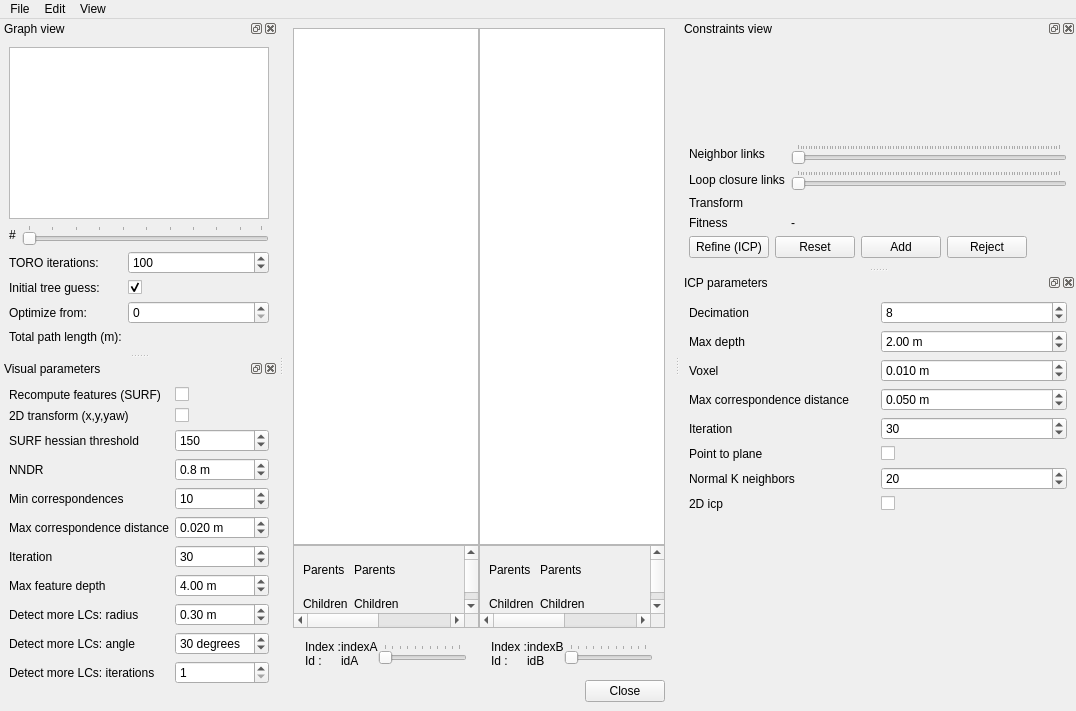
This is guilib/src/ui/DatabaseViewer.ui in introlab/rtabmap as Qt 5 draws it before an edit. The edited form follows.
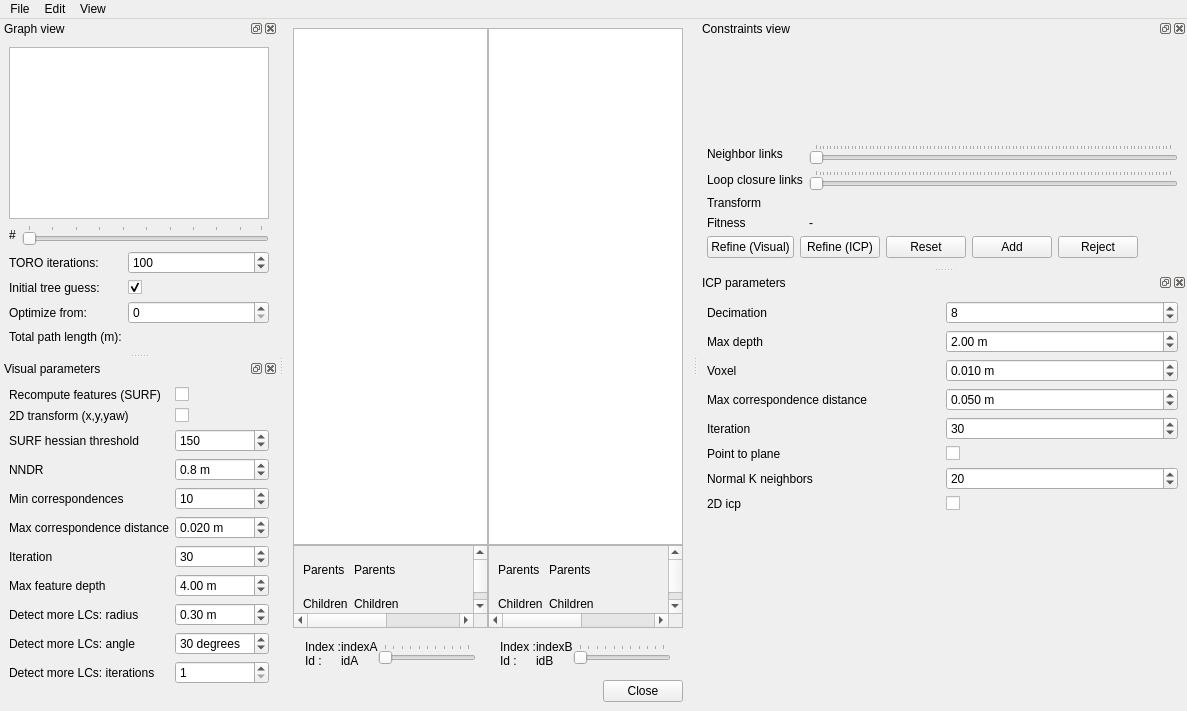
This is the edited form. Custom widgets are drawn as their Qt base class.

Commit message: DatabaseViewer: added  action refine links visually

Diff of the .ui file:
```diff
--- a/guilib/src/ui/DatabaseViewer.ui
+++ b/guilib/src/ui/DatabaseViewer.ui
@@ -6,7 +6,7 @@
    <rect>
     <x>0</x>
     <y>0</y>
-    <width>1076</width>
+    <width>1187</width>
     <height>711</height>
    </rect>
   </property>
@@ -259,7 +259,7 @@
     <rect>
      <x>0</x>
      <y>0</y>
-     <width>1076</width>
+     <width>1187</width>
      <height>25</height>
     </rect>
    </property>
@@ -384,6 +384,13 @@
      </item>
      <item>
       <layout class="QHBoxLayout" name="horizontalLayout_5">
+       <item>
+        <widget class="QPushButton" name="pushButton_refineVisually">
+         <property name="text">
+          <string>Refine (Visual)</string>
+         </property>
+        </widget>
+       </item>
        <item>
         <widget class="QPushButton" name="pushButton_refine">
          <property name="text">
```
Left out of the diff: 16 changed lines with no effect on the pictures. The commit also changes 2 other files.
